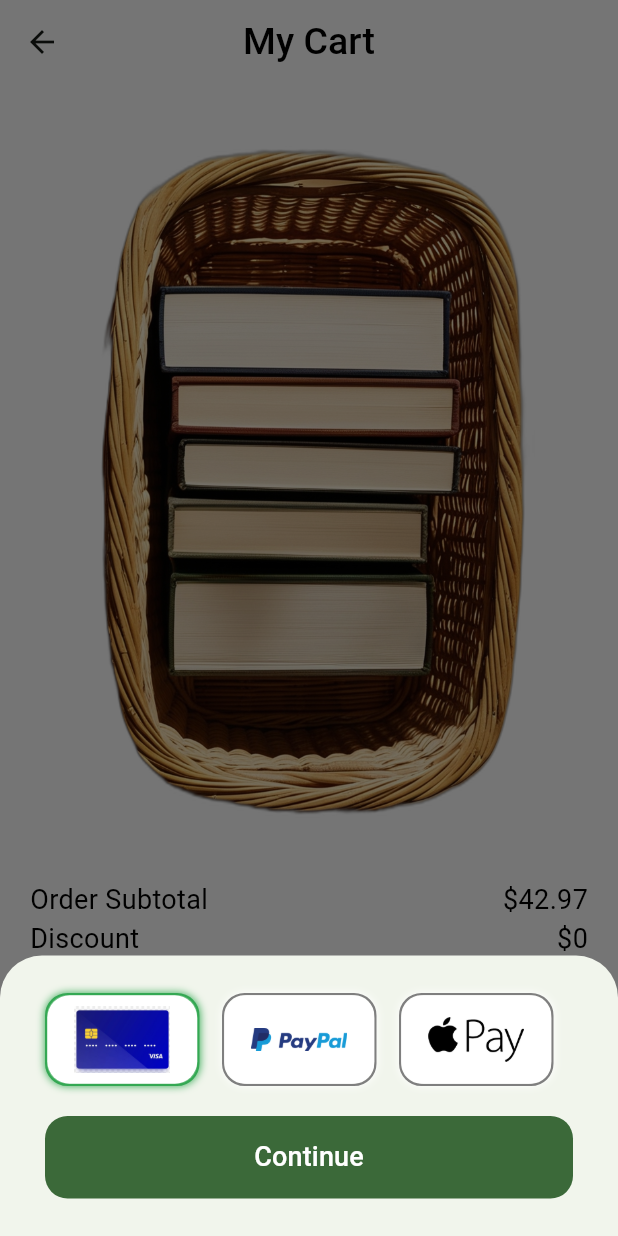
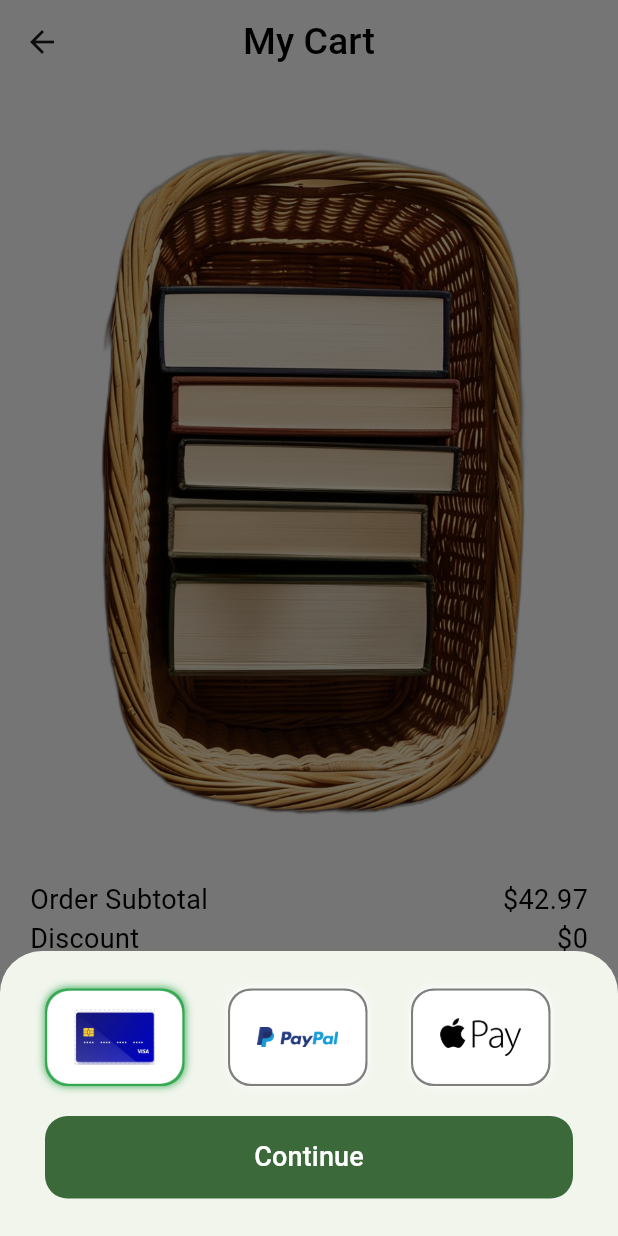
Before and after one commit to moelhewehy7/Payment_App, a Flutter app: the screen it shows after launch, after a tap on "Complete Payment", on a phone screen of 412 x 824 dp. Run offline on Flutter 3.47's test engine with Material 3 defaults, Android fonts, the phone set to English and light mode, and no system bars; our stand-ins replace flutter_credit_card, icons_plus.

```diff
--- a/lib/features/checkout/presentation/views/widgets/payment_item.dart
+++ b/lib/features/checkout/presentation/views/widgets/payment_item.dart
@@ -14,8 +14,6 @@ class PaymentItem extends StatelessWidget {
   Widget build(BuildContext context) {
     return AnimatedContainer(
       duration: const Duration(milliseconds: 600),
-      width: 103,
-      height: 62,
       decoration: ShapeDecoration(
           shape: RoundedRectangleBorder(
               side: BorderSide(
@@ -34,7 +32,7 @@ class PaymentItem extends StatelessWidget {
                 offset: const Offset(0, 0))
           ]),
       child: Container(
-        width: 103,
+        width: 90,
         height: 62,
         padding: const EdgeInsets.symmetric(horizontal: 18, vertical: 5),
         decoration: BoxDecoration(
```
Also changed, not shown: 6 other files.
